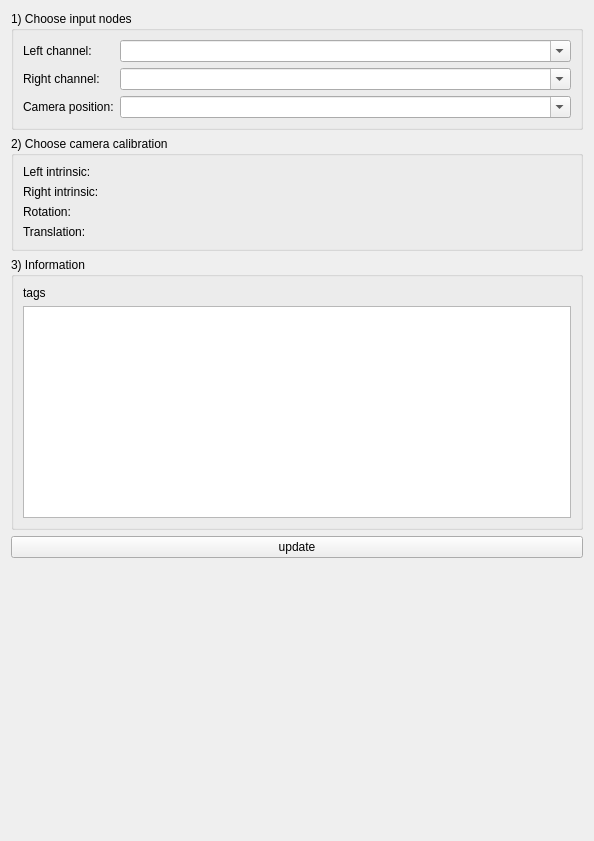
NifTK/NifTK, file Code/Gui/MITK/Plugins/uk.ac.ucl.cmic.igitagtracker/src/internal/TagTrackerViewControls.ui: the form before one commit.
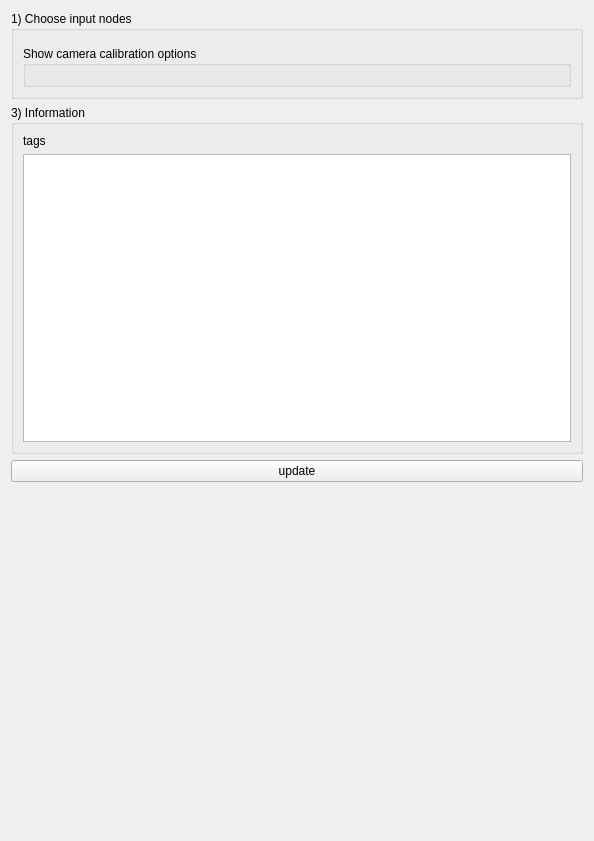
The form after the commit. Custom widgets are drawn as their Qt base class.

Commit message: Bug #2490: Major bits in place, sharing code in SurfaceRecon and TagTracker

```diff
--- a/Code/Gui/MITK/Plugins/uk.ac.ucl.cmic.igitagtracker/src/internal/TagTrackerViewControls.ui
+++ b/Code/Gui/MITK/Plugins/uk.ac.ucl.cmic.igitagtracker/src/internal/TagTrackerViewControls.ui
@@ -13,136 +13,32 @@
   <property name="windowTitle">
    <string>Form</string>
   </property>
-  <layout class="QHBoxLayout" name="horizontalLayout_4">
+  <layout class="QHBoxLayout" name="horizontalLayout_3">
    <item>
-    <layout class="QVBoxLayout" name="verticalLayout_2">
+    <layout class="QVBoxLayout" name="verticalLayout_4">
      <item>
-      <widget class="ctkCollapsibleGroupBox" name="groupBox">
+      <widget class="QGroupBox" name="groupBox">
        <property name="title">
         <string>1) Choose input nodes</string>
        </property>
-       <layout class="QHBoxLayout" name="horizontalLayout_3">
-        <item>
-         <layout class="QGridLayout" name="gridLayout_2">
-          <item row="0" column="0">
-           <widget class="QLabel" name="m_LeftImageLabel">
-            <property name="sizePolicy">
-             <sizepolicy hsizetype="Fixed" vsizetype="Preferred">
-              <horstretch>0</horstretch>
-              <verstretch>0</verstretch>
-             </sizepolicy>
-            </property>
-            <property name="text">
-             <string>Left channel:</string>
-            </property>
-           </widget>
-          </item>
-          <item row="0" column="1">
-           <widget class="QmitkDataStorageComboBox" name="m_LeftImageComboBox">
-            <property name="editable">
-             <bool>true</bool>
-            </property>
-           </widget>
-          </item>
-          <item row="1" column="0">
-           <widget class="QLabel" name="m_RightImageLabel">
-            <property name="sizePolicy">
-             <sizepolicy hsizetype="Fixed" vsizetype="Preferred">
-              <horstretch>0</horstretch>
-              <verstretch>0</verstretch>
-             </sizepolicy>
-            </property>
-            <property name="text">
-             <string>Right channel:</string>
-            </property>
-           </widget>
-          </item>
-          <item row="1" column="1">
-           <widget class="QmitkDataStorageComboBox" name="m_RightImageComboBox">
-            <property name="editable">
-             <bool>true</bool>
-            </property>
-           </widget>
-          </item>
-          <item row="2" column="0">
-           <widget class="QLabel" name="m_CameraPositionLabel">
-            <property name="text">
-             <string>Camera position:</string>
-            </property>
-           </widget>
-          </item>
-          <item row="2" column="1">
-           <widget class="QmitkDataStorageComboBox" name="m_CameraPositionComboBox">
-            <property name="editable">
-             <bool>true</bool>
-            </property>
-           </widget>
-          </item>
-         </layout>
-        </item>
-       </layout>
-      </widget>
-     </item>
-     <item>
-      <widget class="ctkCollapsibleGroupBox" name="groupBox_3">
-       <property name="title">
-        <string>2) Choose camera calibration</string>
-       </property>
        <layout class="QHBoxLayout" name="horizontalLayout_2">
         <item>
-         <layout class="QGridLayout" name="gridLayout">
-          <item row="0" column="0">
-           <widget class="QLabel" name="m_LeftIntrinsicLabel">
-            <property name="text">
-             <string>Left intrinsic:</string>
-            </property>
-           </widget>
+         <layout class="QVBoxLayout" name="verticalLayout_3">
+          <item>
+           <widget class="QmitkStereoImageAndCameraSelectionWidget" name="m_StereoImageAndCameraSelectionWidget" native="true"/>
           </item>
-          <item row="0" column="1">
-           <widget class="ctkPathLineEdit" name="m_LeftIntrinsicFileNameEdit" native="true"/>
-          </item>
-          <item row="1" column="0">
-           <widget class="QLabel" name="m_RightIntrinsicLabel">
-            <property name="text">
-             <string>Right intrinsic:</string>
+          <item>
+           <widget class="ctkCollapsibleGroupBox" name="groupBox_3">
+            <property name="title">
+             <string>Show camera calibration options</string>
             </property>
+            <layout class="QVBoxLayout" name="verticalLayout_2">
+             <item>
+              <widget class="StereoCameraCalibrationSelectionWidget" name="m_StereoCameraCalibrationSelectionWidget" native="true"/>
+             </item>
+            </layout>
            </widget>
           </item>
-          <item row="1" column="1">
-           <widget class="ctkPathLineEdit" name="m_RightIntrinsicFileNameEdit" native="true"/>
-          </item>
-          <item row="2" column="0">
-           <widget class="QLabel" name="m_RightToLeftRotationLabel">
-            <property name="sizePolicy">
-             <sizepolicy hsizetype="Fixed" vsizetype="Preferred">
-              <horstretch>0</horstretch>
-              <verstretch>0</verstretch>
-             </sizepolicy>
-            </property>
-            <property name="text">
-             <string>Rotation:</string>
-            </property>
-           </widget>
-          </item>
-          <item row="2" column="1">
-           <widget class="ctkPathLineEdit" name="m_RightToLeftRotationFileNameEdit" native="true"/>
-          </item>
-          <item row="3" column="0">
-           <widget class="QLabel" name="m_RightToLeftTranslationLabel">
-            <property name="sizePolicy">
-             <sizepolicy hsizetype="Fixed" vsizetype="Preferred">
-              <horstretch>0</horstretch>
-              <verstretch>0</verstretch>
-             </sizepolicy>
-            </property>
-            <property name="text">
-             <string>Translation:</string>
-            </property>
-           </widget>
-          </item>
-          <item row="3" column="1">
-           <widget class="ctkPathLineEdit" name="m_RightToLeftTranslationFileNameEdit" native="true"/>
-          </item>
          </layout>
         </item>
        </layout>
@@ -202,23 +98,24 @@
   </layout>
  </widget>
  <customwidgets>
-  <customwidget>
-   <class>QmitkDataStorageComboBox</class>
-   <extends>QComboBox</extends>
-   <header>QmitkDataStorageComboBox.h</header>
-  </customwidget>
-  <customwidget>
-   <class>ctkPathLineEdit</class>
-   <extends>QWidget</extends>
-   <header>ctkPathLineEdit.h</header>
-   <container>1</container>
-  </customwidget>
   <customwidget>
    <class>ctkCollapsibleGroupBox</class>
    <extends>QGroupBox</extends>
    <header>ctkCollapsibleGroupBox.h</header>
    <container>1</container>
   </customwidget>
+  <customwidget>
+   <class>StereoCameraCalibrationSelectionWidget</class>
+   <extends>QWidget</extends>
+   <header>StereoCameraCalibrationSelectionWidget.h</header>
+   <container>1</container>
+  </customwidget>
+  <customwidget>
+   <class>QmitkStereoImageAndCameraSelectionWidget</class>
+   <extends>QWidget</extends>
+   <header>QmitkStereoImageAndCameraSelectionWidget.h</header>
+   <container>1</container>
+  </customwidget>
  </customwidgets>
  <resources/>
  <connections/>
```
The commit also changes 13 other files.
